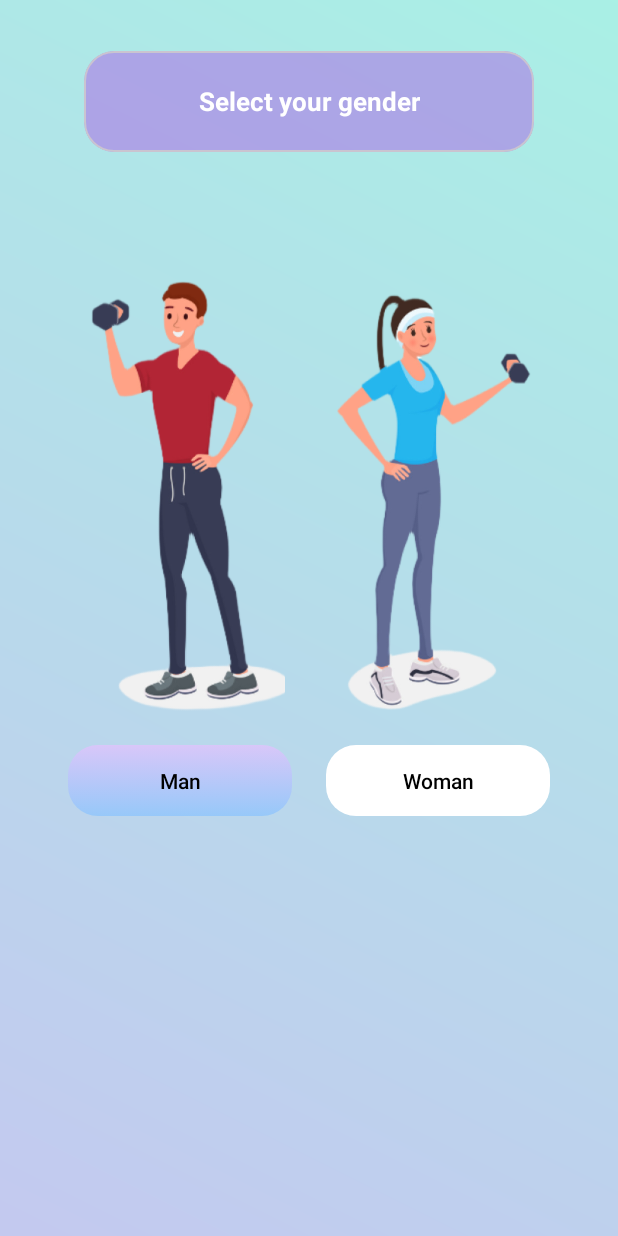
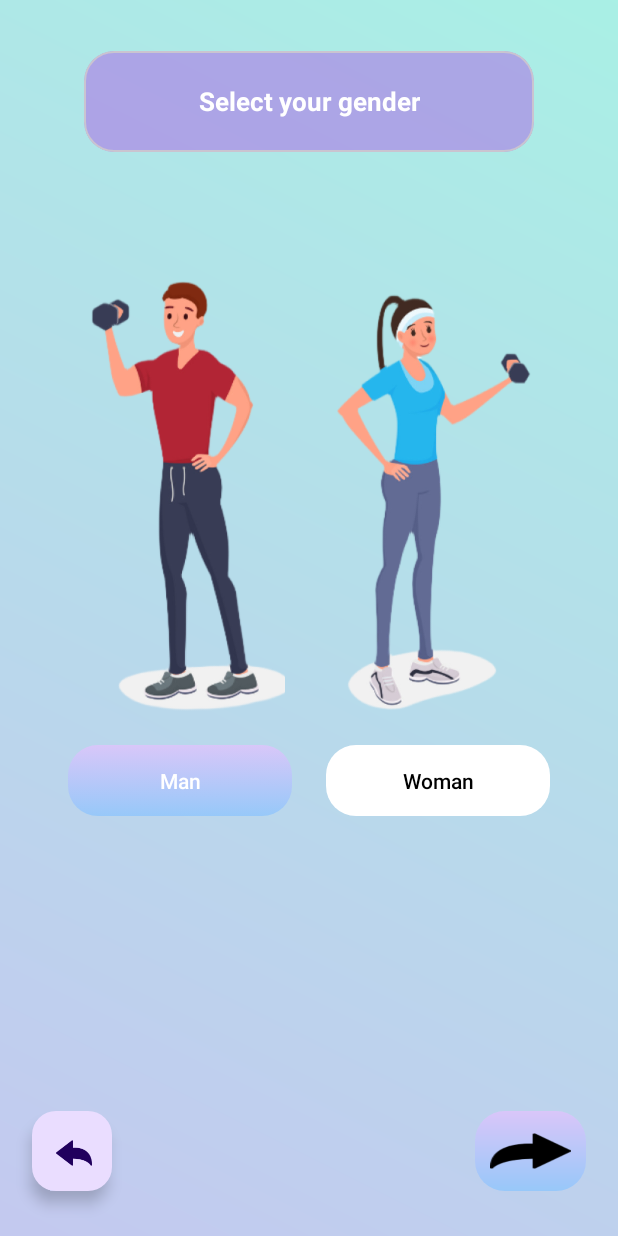
Before and after one commit to haiduc2511/ThietKeGiaoDien, an Android app: the ChoosingGenderActivity screen opened directly, with no data from a screen before it, after a tap on "Man", on a phone screen of 412 x 824 dp. Run offline under Robolectric (Android 15) with nearby library versions, the phone set to English and light mode, and no system bars; 3 statements that could not run were skipped; 1 other tap on this screen came first.

Commit message:
add: ic_turn_left & right, trying to use imageButton to replace fab

```diff
--- a/app/src/main/java/com/example/thietkegiaodien/ChoosingGenderActivity.kt
+++ b/app/src/main/java/com/example/thietkegiaodien/ChoosingGenderActivity.kt
@@ -1,5 +1,6 @@
 package com.example.thietkegiaodien
 
+import android.graphics.Color
 import android.os.Bundle
 import android.view.animation.AnimationUtils
 import android.widget.Button
@@ -9,6 +10,7 @@ import androidx.cardview.widget.CardView
 import androidx.constraintlayout.widget.ConstraintLayout
 import androidx.core.view.ViewCompat
 import androidx.core.view.WindowInsetsCompat
+import com.google.android.material.floatingactionbutton.FloatingActionButton
 
 class ChoosingGenderActivity : AppCompatActivity() {
     override fun onCreate(savedInstanceState: Bundle?) {
@@ -30,20 +32,29 @@ class ChoosingGenderActivity : AppCompatActivity() {
         val manButton: Button = findViewById(R.id.bt_man)
         val womanButton: Button = findViewById(R.id.bt_woman)
         val rootLayout: ConstraintLayout = findViewById(R.id.main)
+        val fabTurnLeft: FloatingActionButton = findViewById(R.id.fab_turn_left)
+        val fabTurnRight: FloatingActionButton = findViewById(R.id.fab_turn_right)
 
         manButton.isSelected = true
         womanButton.isSelected = false
+
+        fabTurnLeft.setBackgroundResource(R.drawable.button_man)
+        fabTurnRight.setBackgroundResource(R.drawable.button_man)
 
         manButton.setOnClickListener {
             rootLayout.setBackgroundResource(R.drawable.choose_gender_man_background)
             manButton.isSelected = true
             womanButton.isSelected = false
+            manButton.setTextColor(Color.WHITE)
+            womanButton.setTextColor(Color.BLACK)
         }
 
         womanButton.setOnClickListener {
             rootLayout.setBackgroundResource(R.drawable.choose_gender_woman_background)
             womanButton.isSelected = true
             manButton.isSelected = false
+            womanButton.setTextColor(Color.WHITE)
+            manButton.setTextColor(Color.BLACK)
         }
 
     }
--- a/app/src/main/res/layout/activity_choosing_gender.xml
+++ b/app/src/main/res/layout/activity_choosing_gender.xml
@@ -82,4 +82,31 @@
         app:layout_constraintStart_toStartOf="@+id/woman"
         app:layout_constraintTop_toBottomOf="@+id/woman" />
 
+    <com.google.android.material.floatingactionbutton.FloatingActionButton
+        android:id="@+id/fab_turn_left"
+        android:layout_width="74dp"
+        android:layout_height="53dp"
+        android:layout_marginStart="21dp"
+        android:layout_marginBottom="30dp"
+        android:clickable="true"
+        android:tint="@color/white"
+        app:layout_constraintBottom_toBottomOf="parent"
+        app:layout_constraintStart_toStartOf="parent"
+        app:srcCompat="@drawable/ic_turn_left" />
+
+    <ImageButton
+        android:id="@+id/fab_turn_right"
+        android:layout_width="74dp"
+        android:layout_height="53dp"
+        android:layout_marginEnd="21dp"
+        android:layout_marginBottom="30dp"
+        android:clickable="true"
+        android:background="@drawable/button_man"
+        app:tint="@color/black"
+        app:layout_constraintBottom_toBottomOf="parent"
+        app:layout_constraintEnd_toEndOf="parent"
+        android:scaleType="fitXY"
+        android:padding="10dp"
+        app:srcCompat="@drawable/ic_turn_right" />
+
 </androidx.constraintlayout.widget.ConstraintLayout>
```
Also changed, not shown: app/src/main/res/drawable/ic_turn_left.png (added), app/src/main/res/drawable/ic_turn_right.png (added).
